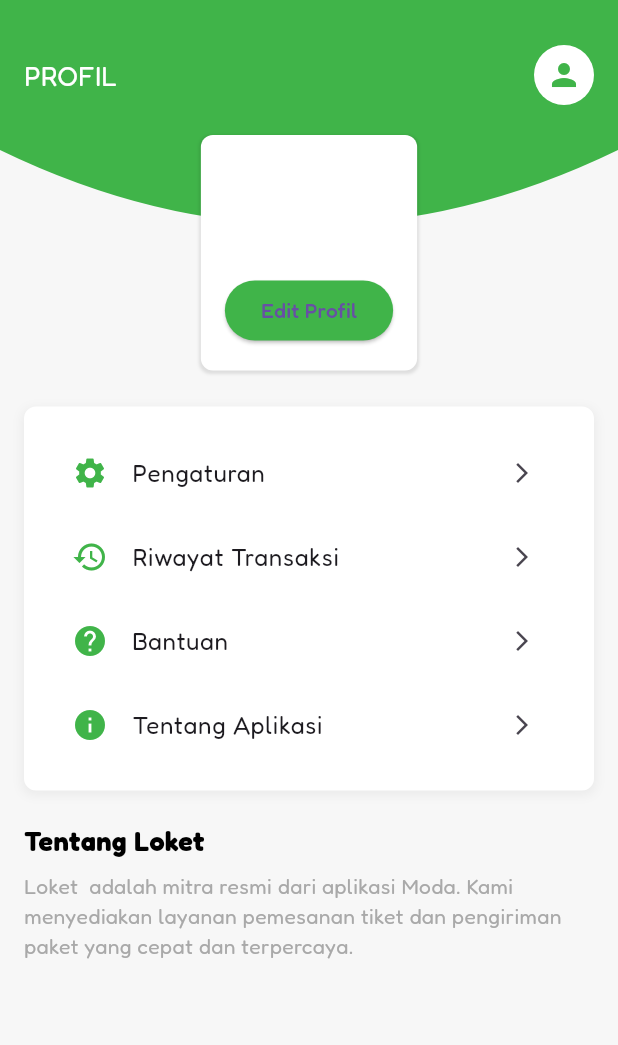
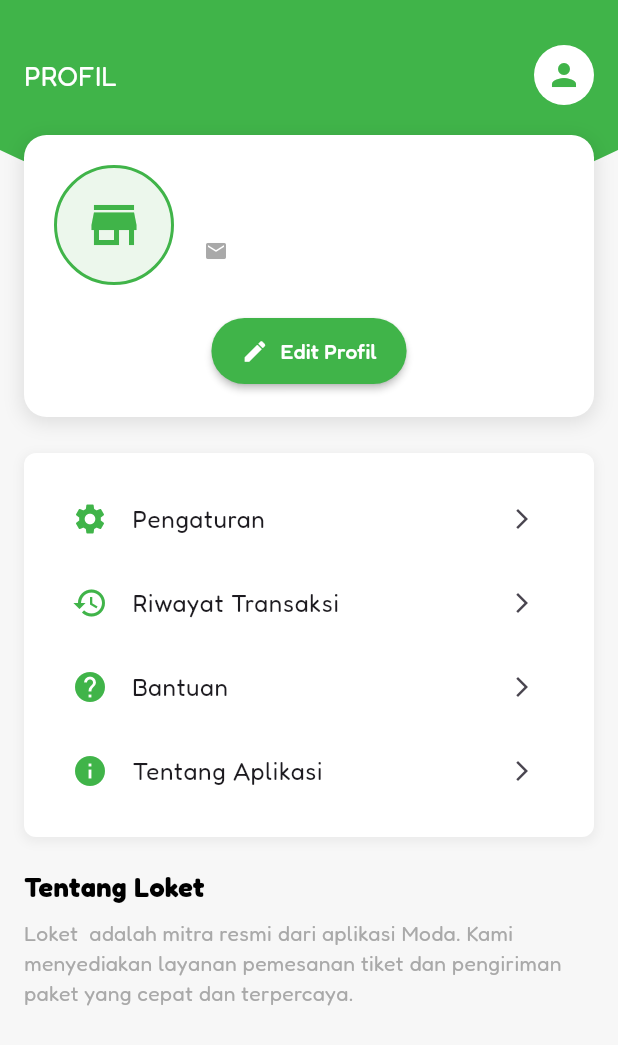
Before and after one commit to 3BCode/moda_android, a Flutter app: the Profil screen opened directly, on a phone screen of 412 x 824 dp. Shown: the top 1045 px of the screen. Run offline on Flutter 3.47's test engine with Material 3 defaults, Android fonts, the phone set to English and light mode, and no system bars; our stand-ins replace flutter_typeahead, google_fonts, loading_animation_widget, lottie, shared_preferences; accounts and stored records are empty.

Commit message:
fix: profile

```diff
--- a/lib/screen/pemilik_loket/profil/profil.dart
+++ b/lib/screen/pemilik_loket/profil/profil.dart
@@ -97,19 +97,36 @@
 
   Widget _buildProfileInfo() {
     return Container(
-      padding: const EdgeInsets.all(16),
+      padding: const EdgeInsets.all(20),
       decoration: BoxDecoration(
         color: AppColor.putih,
-        borderRadius: BorderRadius.circular(8),
+        borderRadius: BorderRadius.circular(15),
         boxShadow: [
           BoxShadow(
             color: Colors.black.withOpacity(0.1),
             spreadRadius: 1,
-            blurRadius: 1,
-            offset: const Offset(0, 1),
+            blurRadius: 10,
+            offset: const Offset(0, 3),
           ),
         ],
       ),
+      child: Column(
+        children: [
+          Row(
+            children: [
+              Container(
+                width: 80,
+                height: 80,
+                decoration: BoxDecoration(
+                  color: AppColor.backgroundColor.withOpacity(0.1),
+                  shape: BoxShape.circle,
+                  border: Border.all(color: AppColor.backgroundColor, width: 2),
+                ),
+                child: const Icon(Icons.store,
+                    size: 40, color: AppColor.backgroundColor),
+              ),
+              const SizedBox(width: 20),
+              Expanded(
                 child: Column(
                   crossAxisAlignment: CrossAxisAlignment.start,
                   children: [
@@ -118,33 +135,48 @@
                       style: GoogleFonts.fredoka(
                         textStyle: const TextStyle(
                           color: AppColor.black,
-                fontSize: 24,
+                          fontSize: 22,
                           fontWeight: FontWeight.bold,
                         ),
                       ),
                     ),
                     const SizedBox(height: 4),
+                    Row(
+                      children: [
+                        const Icon(Icons.email, size: 16, color: AppColor.abu),
+                        const SizedBox(width: 8),
                         Text(
                           email,
                           style: GoogleFonts.fredoka(
                             textStyle: const TextStyle(
                               color: AppColor.abu,
-                fontSize: 16,
+                              fontSize: 14,
                             ),
                           ),
                         ),
-          const SizedBox(height: 16),
-          ElevatedButton(
+                      ],
+                    ),
+                  ],
+                ),
+              ),
+            ],
+          ),
+          const SizedBox(height: 20),
+          ElevatedButton.icon(
+            icon: const Icon(Icons.edit, size: 18),
+            label: Text('Edit Profil', style: GoogleFonts.fredoka()),
             onPressed: () {
               // TODO: Implement edit profile functionality
             },
             style: ElevatedButton.styleFrom(
               backgroundColor: AppColor.backgroundColor,
+              foregroundColor: Colors.white,
               shape: RoundedRectangleBorder(
-                borderRadius: BorderRadius.circular(20),
+                borderRadius: BorderRadius.circular(30),
               ),
+              padding: const EdgeInsets.symmetric(horizontal: 20, vertical: 12),
+              elevation: 2,
             ),
-            child: Text('Edit Profil', style: GoogleFonts.fredoka()),
           ),
         ],
       ),
```
Lines whose indentation alone changed are shown as unchanged.
